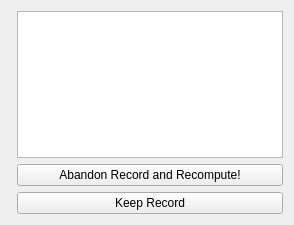
Before: the Qt Designer form framefab_gui/src/uis/select_for_plan_pop_up.ui in yijiangh/choreo, drawn with Qt 5.
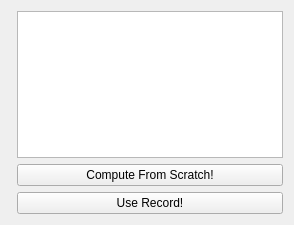
After: the same form once the commit is applied.

Patch:
```diff
--- a/framefab_gui/src/uis/select_for_plan_pop_up.ui
+++ b/framefab_gui/src/uis/select_for_plan_pop_up.ui
@@ -22,14 +22,14 @@
      <item row="1" column="1">
       <widget class="QPushButton" name="pushbutton_recompute">
        <property name="text">
-        <string>Abandon Record and Recompute!</string>
+        <string>Compute From Scratch!</string>
        </property>
       </widget>
      </item>
      <item row="2" column="1">
       <widget class="QPushButton" name="pushbutton_keep_record">
        <property name="text">
-        <string>Keep Record</string>
+        <string>Use Record!</string>
        </property>
       </widget>
      </item>
```
Left out of the diff: 2 changed lines with no effect on the pictures.
